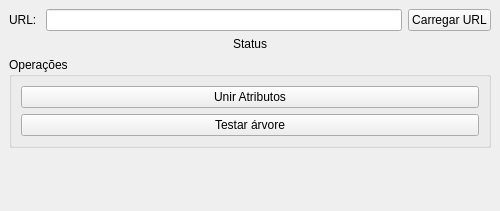
First picture: the form in IBGEVisualizer/gui/visualizer_dock.ui, repository IDEHCO3/hyper-qgis-plugin, before the edit.
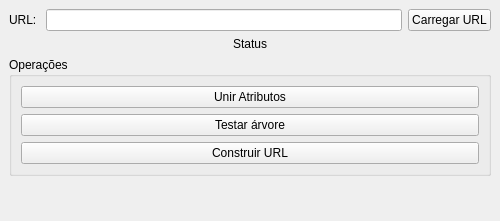
Second picture: the form after the edit.

Commit message: Now if a url of a entry point is loaded, a dialog is opened to see and load multiple layers at once

```diff
--- a/IBGEVisualizer/gui/visualizer_dock.ui
+++ b/IBGEVisualizer/gui/visualizer_dock.ui
@@ -7,7 +7,7 @@
     <x>0</x>
     <y>0</y>
     <width>500</width>
-    <height>211</height>
+    <height>221</height>
    </rect>
   </property>
   <property name="sizePolicy">
@@ -19,7 +19,7 @@
   <property name="minimumSize">
    <size>
     <width>400</width>
-    <height>201</height>
+    <height>221</height>
    </size>
   </property>
   <property name="windowTitle">
@@ -123,6 +123,13 @@
          </property>
         </widget>
        </item>
+       <item row="2" column="0">
+        <widget class="QPushButton" name="bt_construct">
+         <property name="text">
+          <string>Construir URL</string>
+         </property>
+        </widget>
+       </item>
       </layout>
      </widget>
     </item>
```
The commit also changes 6 other files.
